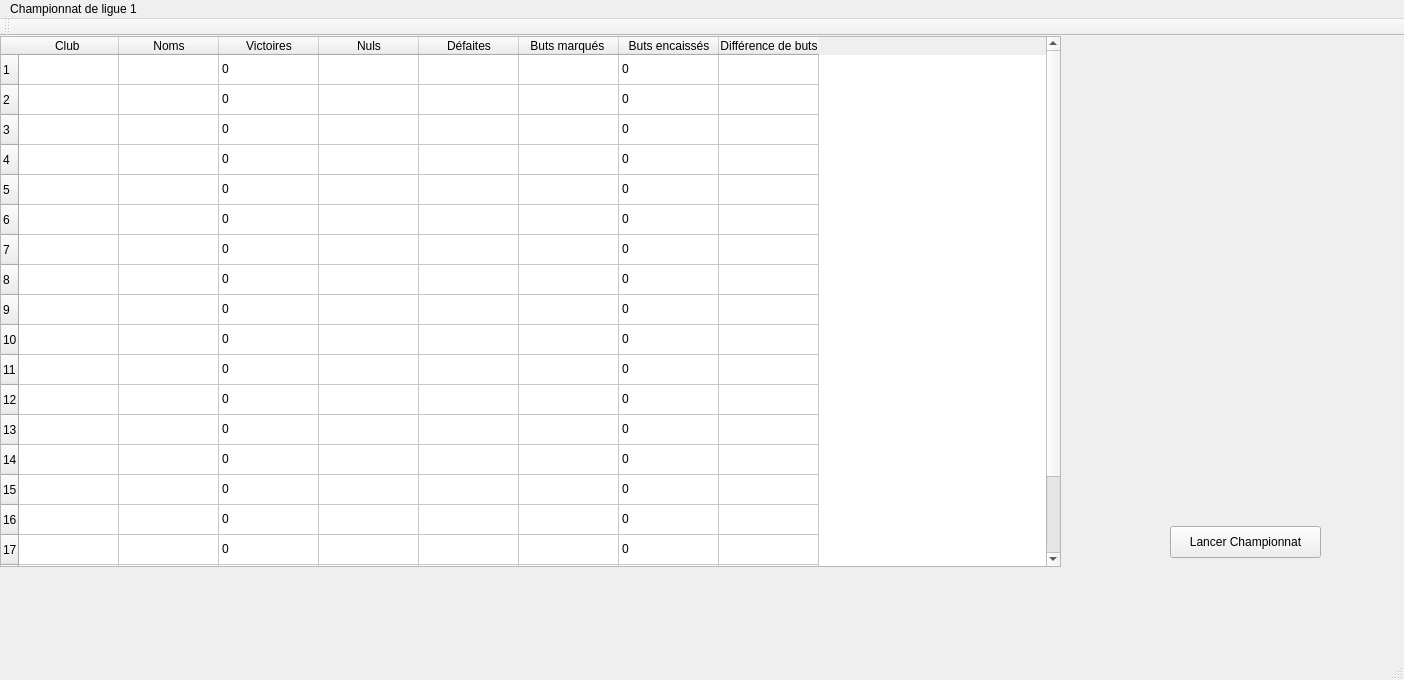
Before: the Qt Designer form ChampionnatLigue.ui in muckenvi/ProjetInfo, drawn with Qt 5.
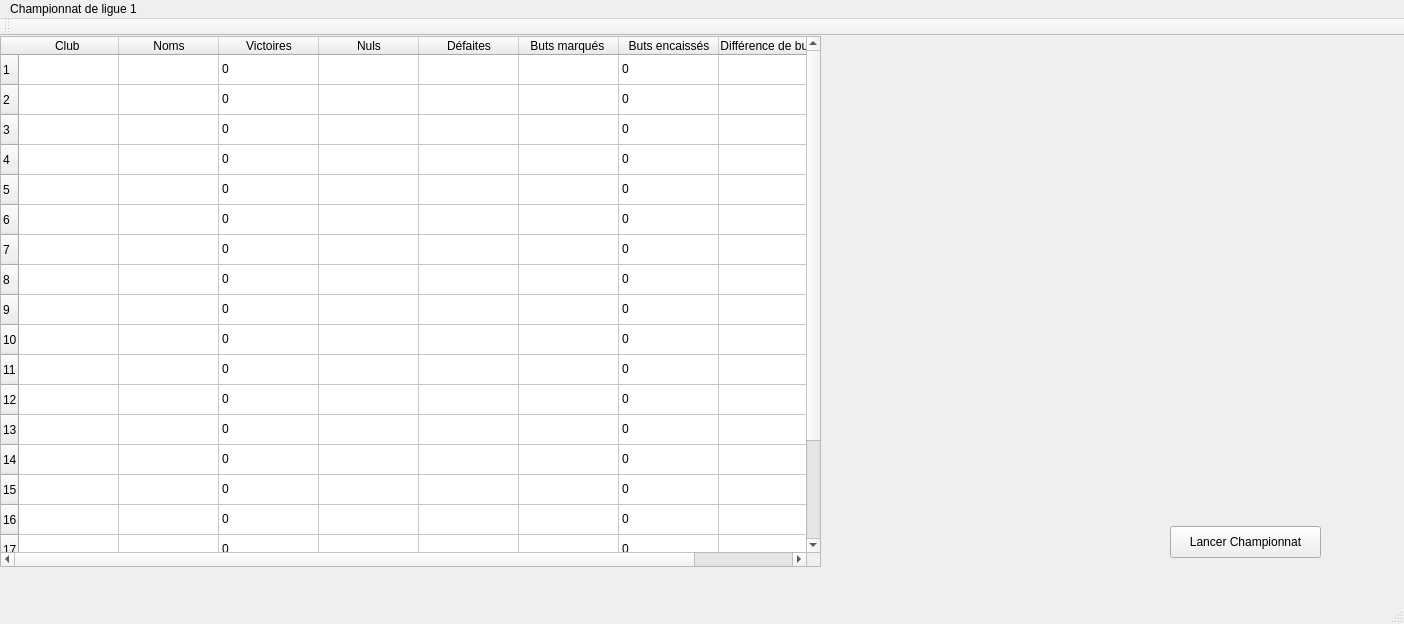
After: the same form once the commit is applied.

What changed in the file:
```diff
--- a/ChampionnatLigue.ui
+++ b/ChampionnatLigue.ui
@@ -7,7 +7,7 @@
     <x>0</x>
     <y>0</y>
     <width>1404</width>
-    <height>680</height>
+    <height>624</height>
    </rect>
   </property>
   <property name="windowTitle">
@@ -19,7 +19,7 @@
      <rect>
       <x>0</x>
       <y>0</y>
-      <width>1061</width>
+      <width>821</width>
       <height>531</height>
      </rect>
     </property>
@@ -397,6 +397,16 @@
      <string>Lancer Championnat</string>
     </property>
    </widget>
+   <widget class="QWidget" name="Logo" native="true">
+    <property name="geometry">
+     <rect>
+      <x>1029</x>
+      <y>150</y>
+      <width>151</width>
+      <height>131</height>
+     </rect>
+    </property>
+   </widget>
   </widget>
   <widget class="QMenuBar" name="menubar">
    <property name="geometry">
```
